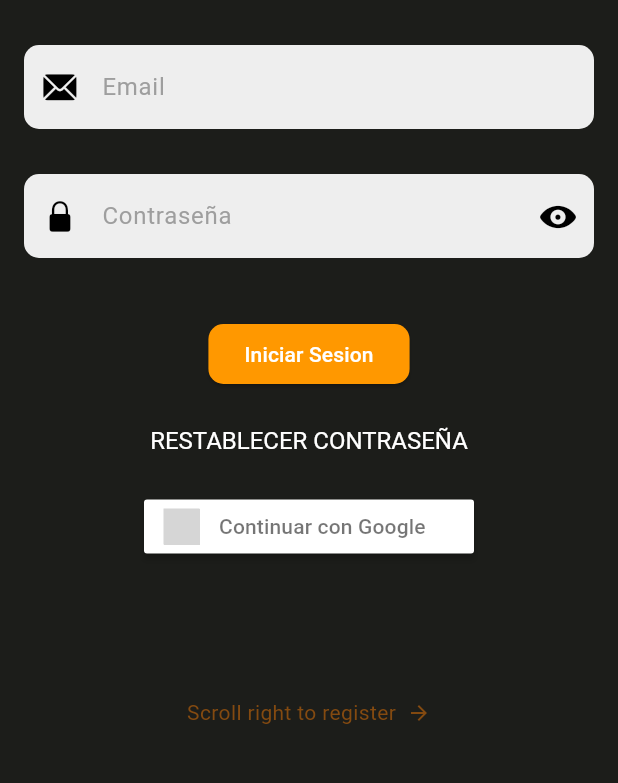
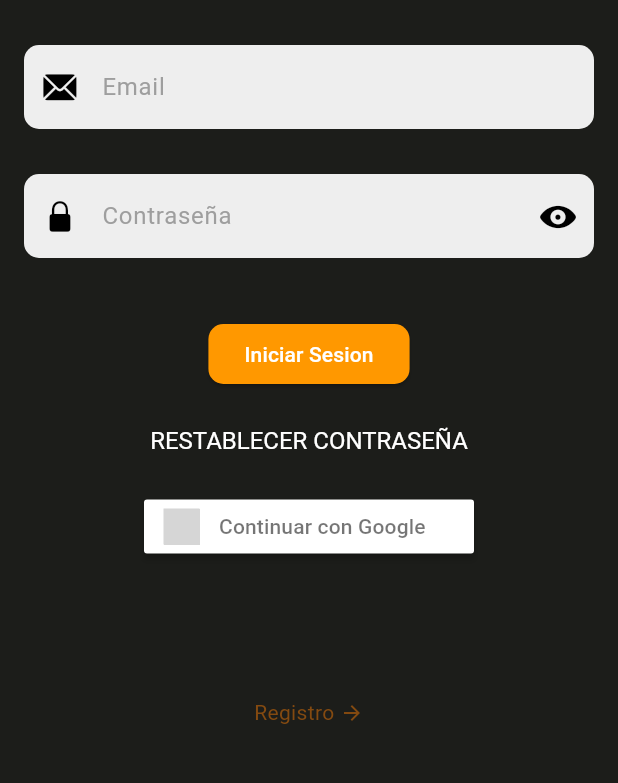
Before and after one commit to FranCannepa/fitsolutions, a Flutter app: the screen it shows after launch, on a phone screen of 412 x 824 dp, the part 300-1083 px from its top. Run offline on Flutter 3.47's test engine with Material 3 defaults, Android fonts, the phone set to English and light mode, and no system bars; drawn by our look-alikes of sign_in_button; our stand-ins replace auto_size_text, badges, cloud_firestore, firebase_auth, firebase_core, firebase_messaging and 9 more; accounts and stored records are empty; grey boxes are pictures that could not be loaded.

Commit message:
Update login_email_screen.dart

```diff
--- a/lib/screens/Login/login_email_screen.dart
+++ b/lib/screens/Login/login_email_screen.dart
@@ -232,7 +232,7 @@ class _LoginEmailScreenState extends State<LoginEmailScreen> {
                 mainAxisAlignment: MainAxisAlignment.center,
                 children: [
                   Text(
-                    "Scroll right to register  ",
+                    "Registro ",
                     style: TextStyle(
                         color: Theme.of(context).colorScheme.onPrimary),
                   ),
```
